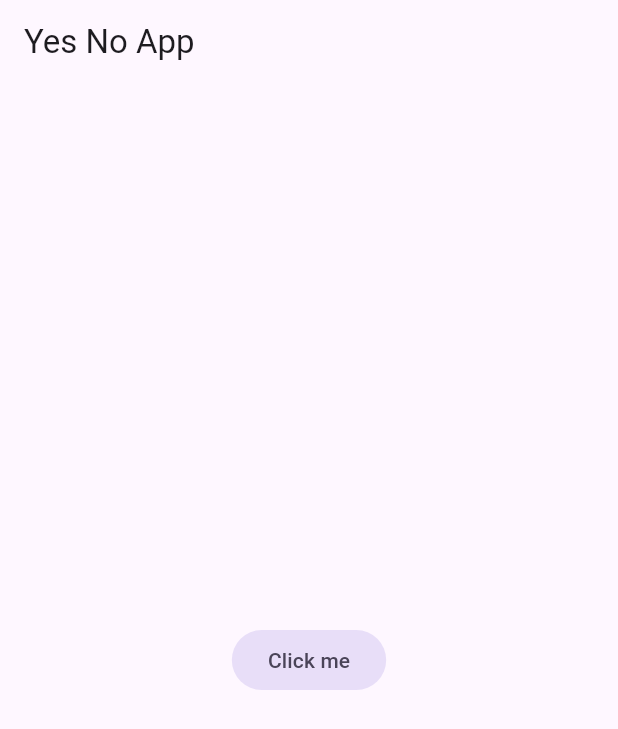
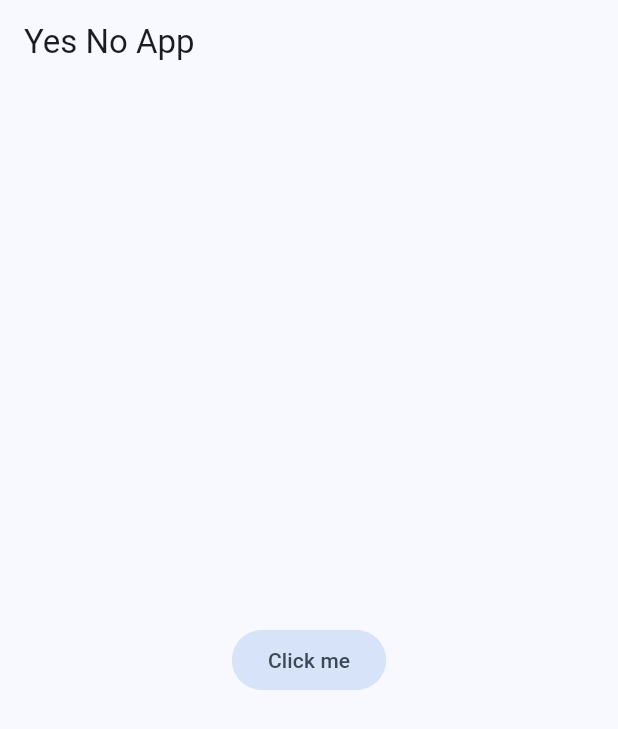
Before and after one commit to Angstromico/Flutter-Yes-No-App, a Flutter app: the screen it shows after launch, on a phone screen of 412 x 824 dp. Shown: the top 729 px of the screen. Run offline on Flutter 3.47's test engine with Material 3 defaults, Android fonts, the phone set to English and light mode, and no system bars.

Commit message:
feat: establish color theme for the app

```diff
--- /dev/null
+++ b/lib/config/theme/app_theme.dart
@@ -0,0 +1,30 @@
+import 'package:flutter/material.dart';
+
+const Color _customColor = Color(0xFF123456);
+
+const List<Color> _colorList = [
+  _customColor,
+  Colors.red,
+  Colors.green,
+  Colors.blue,
+  Colors.yellow,
+  Colors.orange,
+  Colors.purple,
+  Colors.pink,
+  Colors.brown,
+  Colors.cyan,
+  Colors.indigo,
+];
+
+class AppTheme {
+  final int colorIndex = 0;
+
+  AppTheme({required int colorIndex}) : assert(colorIndex >= 0, 'colorIndex must be a non-negative integer and color must be between 0 and ${_colorList.length - 1}'), assert(colorIndex < _colorList.length, 'colorIndex must be less than ${_colorList.length}');
+
+  ThemeData theme() {
+    return ThemeData(
+      useMaterial3: true,
+      colorSchemeSeed: _colorList[colorIndex % _colorList.length],
+    );
+  }
+}
--- a/lib/main.dart
+++ b/lib/main.dart
@@ -1,4 +1,5 @@
 import 'package:flutter/material.dart';
+import 'package:yes_no_app/config/theme/app_theme.dart';
 
 void main() => runApp(const MyApp());
 
@@ -10,6 +11,7 @@ class MyApp extends StatelessWidget {
     return MaterialApp(
       title: 'Yes No App',
       debugShowCheckedModeBanner: false,
+      theme: AppTheme(colorIndex: 99).theme(),
       home: Scaffold(
         appBar: AppBar(
           title: const Text('Yes No App'),
```
